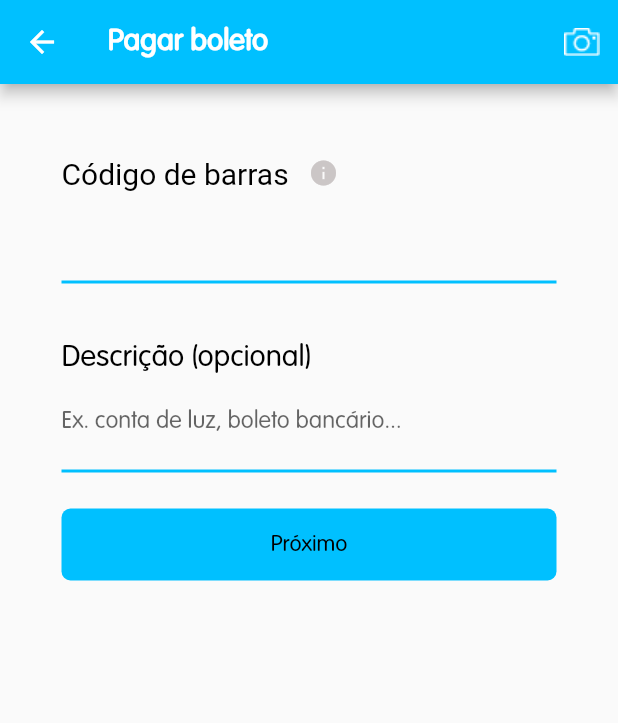
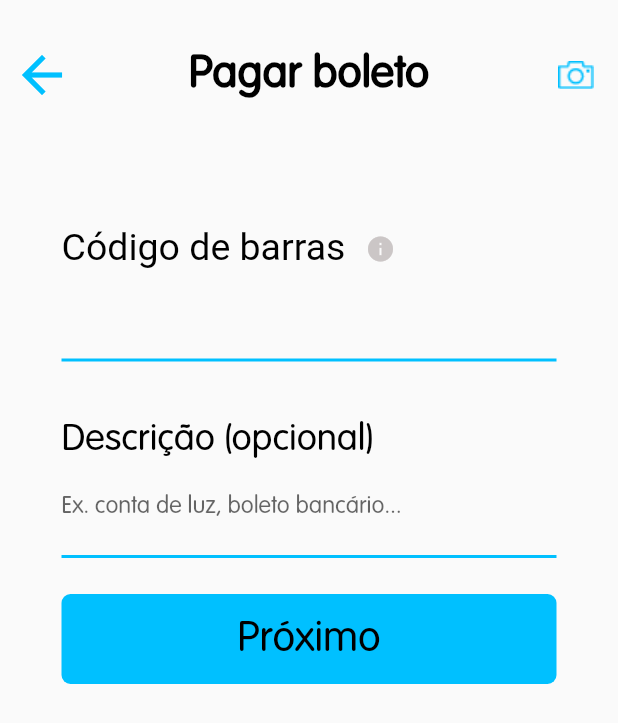
Before and after one commit to ifdtech-develop/gb_pay_mobile, a Flutter app: the CodeBarPage screen opened by its route, on a phone screen of 412 x 824 dp. Shown: the top 723 px of the screen. Run offline on Flutter 3.47's test engine with Material 2 defaults, Android fonts, the light colour scheme and no system bars; our stand-ins replace dartz, equatable, flutter_bloc, flutter_svg, freezed_annotation, get_it and 3 more; missing offline and left inert: base32, device_information, easy_mask, flutter_barcode_scanner, macadress_gen, ootp and 2 more; accounts and stored records are empty.

Commit message:
ajustes layout

```diff
--- a/lib/src/features/code_bar/pages/code_bar.dart
+++ b/lib/src/features/code_bar/pages/code_bar.dart
@@ -23,7 +23,7 @@ class _CodeBarPageState extends State<CodeBarPage> {
   String description = '';
   TextEditingController codeBarController = TextEditingController();
   TextEditingController descriptionController = TextEditingController();
-  var maskFormatter = new MaskTextInputFormatter(
+  var maskFormatter = MaskTextInputFormatter(
       mask: '#####.##### #####.###### ### #####.###### # ##############',
       type: MaskAutoCompletionType.lazy);
 
@@ -54,14 +54,19 @@ class _CodeBarPageState extends State<CodeBarPage> {
   Widget build(BuildContext context) {
     return Scaffold(
       appBar: AppBar(
-          title: Text(
+        title: const Text(
           CodeBarText.title,
           style: TextStyle(
-              fontSize: 20.0,
+            color: Colors.black,
+            fontSize: 30,
             fontWeight: FontWeight.bold,
           ),
         ),
-          leading: BackButton(),
+        centerTitle: true,
+        toolbarHeight: 100,
+        elevation: 0,
+        backgroundColor: Colors.transparent,
+        iconTheme: IconThemeData(color: ColorsProject.blueWhite, size: 40.0),
         actions: [
           IconButton(
             onPressed: () {
@@ -69,15 +74,16 @@ class _CodeBarPageState extends State<CodeBarPage> {
             },
             icon: Image.asset(
               AppAssets.cameraIcon,
-                  color: Colors.white,
-                )),
+              color: ColorsProject.blueWhite,
+            ),
+          ),
         ],
       ),
       body: Padding(
         padding: const EdgeInsets.only(
-            top: 48.0,
+          top: 50.0,
         ),
-          child: Container(
+        child: SizedBox(
           child: Column(
             children: [
               _codeBar(context),
@@ -86,7 +92,8 @@ class _CodeBarPageState extends State<CodeBarPage> {
             ],
           ),
         ),
-        ));
+      ),
+    );
   }
 
   Widget _codeBar(BuildContext context) {
@@ -107,7 +114,7 @@ class _CodeBarPageState extends State<CodeBarPage> {
                       text: CodeBarText.codeBar,
                       style: TextStyle(
                         color: Colors.black,
-                        fontSize: 20.0,
+                        fontSize: 25.0,
                       ),
                     ),
                     TextSpan(text: '   '),
@@ -173,7 +180,7 @@ class _CodeBarPageState extends State<CodeBarPage> {
                   CodeBarText.description,
                   style: TextStyle(
                     color: Colors.black,
-                    fontSize: 20.0,
+                    fontSize: 25.0,
                   ),
                 ),
               ),
@@ -204,17 +211,16 @@ class _CodeBarPageState extends State<CodeBarPage> {
   }
 
   Widget get _continueButton {
-    return ElevatedButton(
+    return SizedBox(
+      width: 330.0,
+      height: 60.0,
+      child: ElevatedButton(
         onPressed: () {
           Navigator.pushNamed(context, AppRouteNames.newPaymentPage);
         },
         style: ElevatedButton.styleFrom(
           shape: RoundedRectangleBorder(
             borderRadius: BorderRadius.circular(6.0),
-        ),
-        minimumSize: Size(
-          330.0,
-          48.0,
           ),
           primary: ColorsProject.blueWhite,
           elevation: 0,
@@ -223,8 +229,9 @@ class _CodeBarPageState extends State<CodeBarPage> {
           CodeBarText.nextButton,
           style: TextStyle(
             color: Colors.black,
-          fontSize: 15,
+            fontSize: 28.0,
             fontWeight: FontWeight.normal,
+          ),
         ),
       ),
     );
```
Lines whose indentation alone changed are shown as unchanged.
